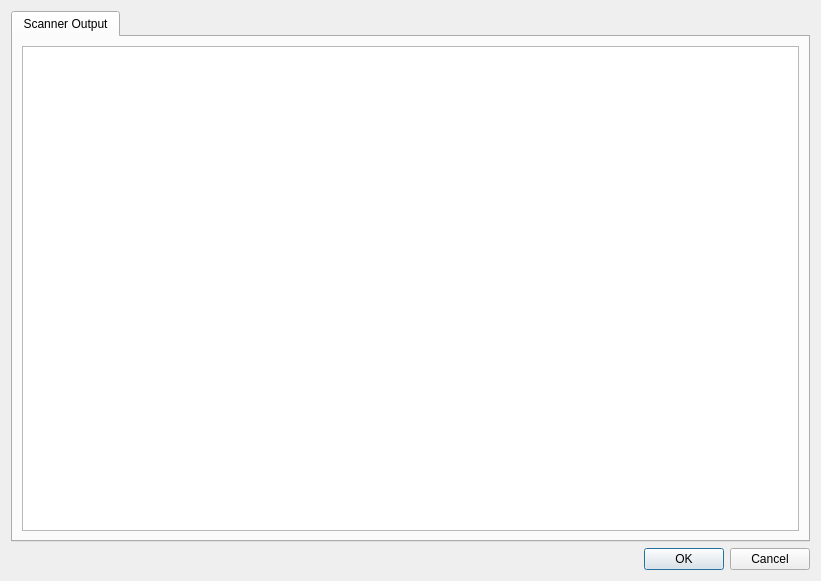
thwaller/specton, file info.ui: the form before one commit.
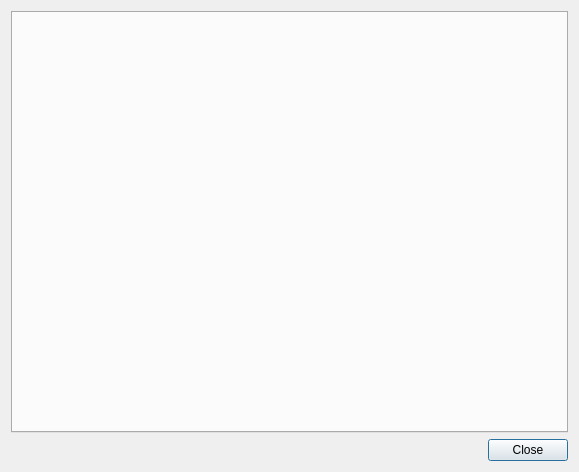
The form after the commit. Icons and pictures are not drawn.

Diff of the .ui file:
```diff
--- a/info.ui
+++ b/info.ui
@@ -6,8 +6,8 @@
    <rect>
     <x>0</x>
     <y>0</y>
-    <width>821</width>
-    <height>581</height>
+    <width>579</width>
+    <height>472</height>
    </rect>
   </property>
   <property name="windowTitle">
@@ -19,38 +19,21 @@
   </property>
   <layout class="QGridLayout" name="gridLayout">
    <item row="0" column="0">
-    <layout class="QVBoxLayout" name="verticalLayout">
-     <item>
+    <layout class="QGridLayout" name="gridLayout_2">
+     <item row="0" column="0">
       <widget class="QTabWidget" name="tabWidget">
        <property name="currentIndex">
         <number>0</number>
        </property>
-       <widget class="QWidget" name="tabOutput">
-        <attribute name="title">
-         <string>Scanner Output</string>
-        </attribute>
-        <layout class="QGridLayout" name="gridLayout_2">
-         <item row="0" column="0">
-          <widget class="QTextEdit" name="textEdit_scanner">
-           <property name="readOnly">
-            <bool>true</bool>
-           </property>
-           <property name="textInteractionFlags">
-            <set>Qt::TextSelectableByKeyboard|Qt::TextSelectableByMouse</set>
-           </property>
-          </widget>
-         </item>
-        </layout>
-       </widget>
       </widget>
      </item>
-     <item>
+     <item row="1" column="0">
       <widget class="QDialogButtonBox" name="buttonBox">
        <property name="orientation">
         <enum>Qt::Horizontal</enum>
        </property>
        <property name="standardButtons">
-        <set>QDialogButtonBox::Cancel|QDialogButtonBox::Ok</set>
+        <set>QDialogButtonBox::Close</set>
        </property>
       </widget>
      </item>
```
Left out of the diff: 2 changed lines with no effect on the pictures.
